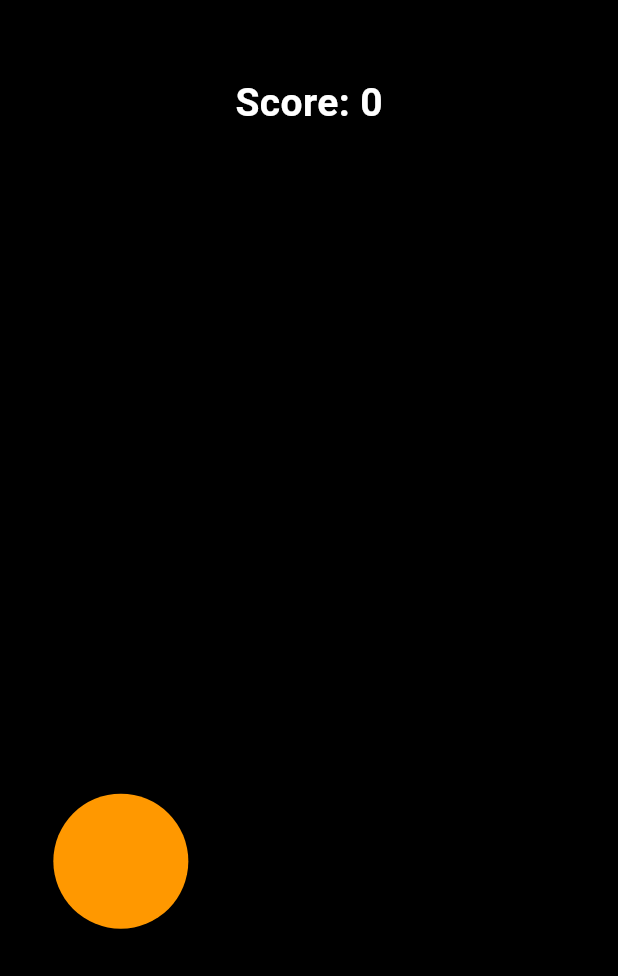
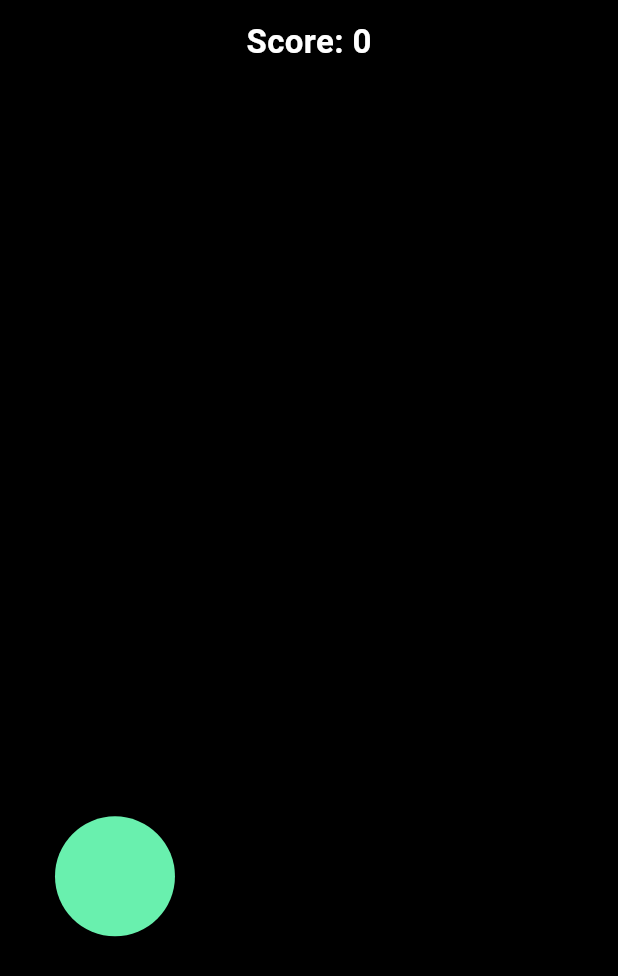
Before and after one commit to tyagikrish001/Tap-rush-flutter-game, a Flutter app: the screen it shows after launch, on a phone screen of 412 x 824 dp. Shown: the top 976 px of the screen. Run offline on Flutter 3.47's test engine with Material 3 defaults, Android fonts, the phone set to English and light mode, and no system bars; our stand-ins replace audioplayers.

Commit message:
Initial commit: Tap Rush game

```diff
--- a/lib/main.dart
+++ b/lib/main.dart
@@ -3,11 +3,11 @@ import 'package:flutter/material.dart';
 import 'package:audioplayers/audioplayers.dart';
 
 void main() {
-  runApp(const TapRushApp());
+  runApp(const MyApp());
 }
 
-class TapRushApp extends StatelessWidget {
-  const TapRushApp({super.key});
+class MyApp extends StatelessWidget {
+  const MyApp({super.key});
 
   @override
   Widget build(BuildContext context) {
@@ -25,183 +25,197 @@ class GamePage extends StatefulWidget {
   State<GamePage> createState() => _GamePageState();
 }
 
-class _GamePageState extends State<GamePage>
-    with SingleTickerProviderStateMixin {
-  final Random _random = Random();
+class _GamePageState extends State<GamePage> {
+  // ================= AUDIO =================
   final AudioPlayer _player = AudioPlayer();
+  bool _canPlaySound = true;
 
-  double circleX = 0;
-  double circleY = 0;
-  final double circleSize = 90;
+  static const double _boomVolume = 0.8;
+  static const int _soundDurationMs = 120;
+
+  // ================= GAME ==================
+  final double radius = 40;
+  Offset circleOffset = Offset.zero;
+
+  Size? safeSize;
+  EdgeInsets safePadding = EdgeInsets.zero;
 
   int score = 0;
-  bool isGameOver = false;
+  bool gameOver = false;
+  bool initialized = false;
 
-  late AnimationController _controller;
-  late Animation<double> _scaleAnim;
-
+  // ============== INIT =====================
   @override
   void initState() {
     super.initState();
 
     _player.setReleaseMode(ReleaseMode.stop);
+    _player.setVolume(_boomVolume);
 
-    _controller = AnimationController(
-      vsync: this,
-      duration: const Duration(milliseconds: 120),
-    );
-
-    _scaleAnim = Tween(begin: 1.0, end: 0.85).animate(
-      CurvedAnimation(parent: _controller, curve: Curves.easeOut),
-    );
-
-    // ✅ SAFE PLACE
     WidgetsBinding.instance.addPostFrameCallback((_) {
-      moveCircle();
+      if (safeSize != null && !initialized) {
+        initGame(safeSize!);
+      }
     });
   }
 
-  @override
-  void dispose() {
-    _player.dispose();
-    _controller.dispose();
-    super.dispose();
-  }
+  // ============== GAME INIT ================
+  void initGame(Size fullSize) {
+    final r = Random();
 
-  Future<void> playBoom() async {
-    try {
-      await _player.stop();
-      await _player.play(AssetSource('sounds/boom.mp3'));
-    } catch (_) {}
-  }
-
-  void moveCircle() {
-    final size = MediaQuery.of(context).size;
+    final width = fullSize.width - safePadding.horizontal;
+    final height = fullSize.height - safePadding.vertical;
 
     setState(() {
-      circleX = _random.nextDouble() * (size.width - circleSize);
-      circleY = _random.nextDouble() *
-              (size.height - circleSize - 120) +
-          80;
+      initialized = true;
+      gameOver = false;
+      score = 0;
+
+      circleOffset = Offset(
+        safePadding.left + r.nextDouble() * (width - radius * 2) + radius,
+        safePadding.top + r.nextDouble() * (height - radius * 2) + radius,
+      );
     });
   }
 
-  void gameOver() {
+  // ============== MOVE CIRCLE ==============
+  void moveCircle() {
+    final r = Random();
+    final width = safeSize!.width - safePadding.horizontal;
+    final height = safeSize!.height - safePadding.vertical;
+
     setState(() {
-      isGameOver = true;
+      circleOffset = Offset(
+        safePadding.left + r.nextDouble() * (width - radius * 2) + radius,
+        safePadding.top + r.nextDouble() * (height - radius * 2) + radius,
+      );
     });
   }
 
-  void onTapDown(TapDownDetails details) {
-    if (isGameOver) return;
+  // ============== SOUND ====================
+  void playBoom() async {
+    if (!_canPlaySound) return;
+
+    _canPlaySound = false;
+
+    await _player.stop();
+    await _player.play(AssetSource('boom.mp3'));
+
+    Future.delayed(const Duration(milliseconds: _soundDurationMs), () {
+      _player.stop();
+      _canPlaySound = true;
+    });
+  }
+
+  // ============== TAP ======================
+  void handleTap(TapDownDetails details) {
+    if (!initialized || gameOver) return;
 
     final tap = details.localPosition;
-    final center = Offset(
-      circleX + circleSize / 2,
-      circleY + circleSize / 2,
-    );
+    final distance = (tap - circleOffset).distance;
 
-    if ((tap - center).distance <= circleSize / 2) {
+    if (distance <= radius) {
       playBoom();
-      _controller.forward().then((_) => _controller.reverse());
-
       setState(() => score++);
       moveCircle();
     } else {
-      gameOver();
+      setState(() => gameOver = true);
     }
   }
 
+  // ============== UI =======================
   @override
   Widget build(BuildContext context) {
+    safePadding = MediaQuery.of(context).padding;
+
     return Scaffold(
       backgroundColor: Colors.black,
-      body: GestureDetector(
+      body: SafeArea(
+        child: LayoutBuilder(
+          builder: (context, constraints) {
+            safeSize = Size(constraints.maxWidth, constraints.maxHeight);
+
+            return GestureDetector(
               behavior: HitTestBehavior.opaque,
-        onTapDown: onTapDown,
+              onTapDown: handleTap,
               child: Stack(
                 children: [
+                  CustomPaint(
+                    size: Size.infinite,
+                    painter: CirclePainter(circleOffset, radius),
+                  ),
+
                   Positioned(
-              top: 50,
+                    top: 12,
                     left: 0,
                     right: 0,
                     child: Center(
                       child: Text(
                         'Score: $score',
                         style: const TextStyle(
-                    fontSize: 26,
                           color: Colors.white,
+                          fontSize: 22,
                           fontWeight: FontWeight.bold,
                         ),
                       ),
                     ),
                   ),
 
-            if (!isGameOver)
-              AnimatedBuilder(
-                animation: _scaleAnim,
-                builder: (_, __) {
-                  return Positioned(
-                    left: circleX,
-                    top: circleY,
-                    child: Transform.scale(
-                      scale: _scaleAnim.value,
-                      child: Container(
-                        width: circleSize,
-                        height: circleSize,
-                        decoration: const BoxDecoration(
-                          shape: BoxShape.circle,
-                          color: Colors.orange,
-                          boxShadow: [
-                            BoxShadow(
-                              blurRadius: 12,
-                              color: Colors.black54,
-                              offset: Offset(2, 4),
-                            )
-                          ],
-                        ),
-                      ),
-                    ),
-                  );
-                },
-              ),
-
-            if (isGameOver)
+                  if (gameOver)
                     Center(
                       child: Column(
                         mainAxisSize: MainAxisSize.min,
                         children: [
-                    const Text(
-                      'GAME OVER',
-                      style: TextStyle(
+                          Text(
+                            'GAME OVER\nScore: $score',
+                            textAlign: TextAlign.center,
+                            style: const TextStyle(
                               color: Colors.red,
-                        fontSize: 36,
+                              fontSize: 26,
                               fontWeight: FontWeight.bold,
                             ),
                           ),
-                    const SizedBox(height: 12),
-                    Text(
-                      'Score: $score',
-                      style:
-                          const TextStyle(color: Colors.white, fontSize: 22),
-                    ),
                           const SizedBox(height: 20),
                           ElevatedButton(
-                      onPressed: () {
-                        setState(() {
-                          score = 0;
-                          isGameOver = false;
-                        });
-                        moveCircle();
-                      },
+                            onPressed: () => initGame(safeSize!),
                             child: const Text('Restart'),
-                    )
+                          ),
                         ],
                       ),
                     ),
                 ],
               ),
+            );
+          },
+        ),
       ),
     );
   }
+
+  // ============== CLEAN ====================
+  @override
+  void dispose() {
+    _player.dispose();
+    super.dispose();
   }
+}
+
+// ================= PAINTER =================
+class CirclePainter extends CustomPainter {
+  final Offset offset;
+  final double radius;
+
+  CirclePainter(this.offset, this.radius);
+
+  @override
+  void paint(Canvas canvas, Size size) {
+    final paint = Paint()
+      ..color = Colors.greenAccent
+      ..style = PaintingStyle.fill;
+
+    canvas.drawCircle(offset, radius, paint);
+  }
+
+  @override
+  bool shouldRepaint(covariant CustomPainter oldDelegate) => true;
+}
--- a/pubspec.yaml
+++ b/pubspec.yaml
@@ -1,6 +1,8 @@
 name: tap_rush
 description: Simple tap game
 publish_to: "none"
+
+version: 1.0.0+1
 
 environment:
   sdk: ">=3.0.0 <4.0.0"
@@ -8,10 +10,10 @@ environment:
 dependencies:
   flutter:
     sdk: flutter
-  audioplayers: ^5.2.1
+  audioplayers: ^6.0.0
 
 flutter:
   uses-material-design: true
 
   assets:
-    - assets/sounds/boom.mp3
+    - assets/boom.mp3
```
Also changed, not shown: pubspec.lock, 7 other files. Lines whose indentation alone changed are shown as unchanged.
